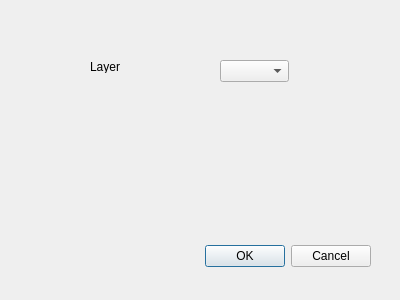
First picture: the form in geometry_validator_dialog_base.ui, repository peetw/GeometryValidator, before the edit.
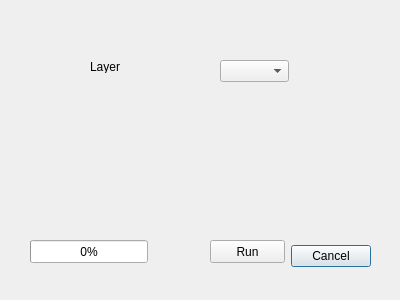
Second picture: the form after the edit. Custom widgets are drawn as their Qt base class.

What changed in the file:
```diff
--- a/geometry_validator_dialog_base.ui
+++ b/geometry_validator_dialog_base.ui
@@ -26,7 +26,7 @@
     <enum>Qt::Horizontal</enum>
    </property>
    <property name="standardButtons">
-    <set>QDialogButtonBox::Cancel|QDialogButtonBox::Ok</set>
+    <set>QDialogButtonBox::Cancel</set>
    </property>
   </widget>
   <widget class="QgsMapLayerComboBox" name="comboBoxInputLayer">
@@ -52,6 +52,32 @@
     <string>Layer</string>
    </property>
   </widget>
+  <widget class="QProgressBar" name="progressBar">
+   <property name="geometry">
+    <rect>
+     <x>30</x>
+     <y>240</y>
+     <width>118</width>
+     <height>23</height>
+    </rect>
+   </property>
+   <property name="value">
+    <number>0</number>
+   </property>
+  </widget>
+  <widget class="QPushButton" name="runButton">
+   <property name="geometry">
+    <rect>
+     <x>210</x>
+     <y>240</y>
+     <width>75</width>
+     <height>23</height>
+    </rect>
+   </property>
+   <property name="text">
+    <string>Run</string>
+   </property>
+  </widget>
  </widget>
  <customwidgets>
   <customwidget>
```
Left out of the diff: 16 changed lines with no effect on the pictures.
